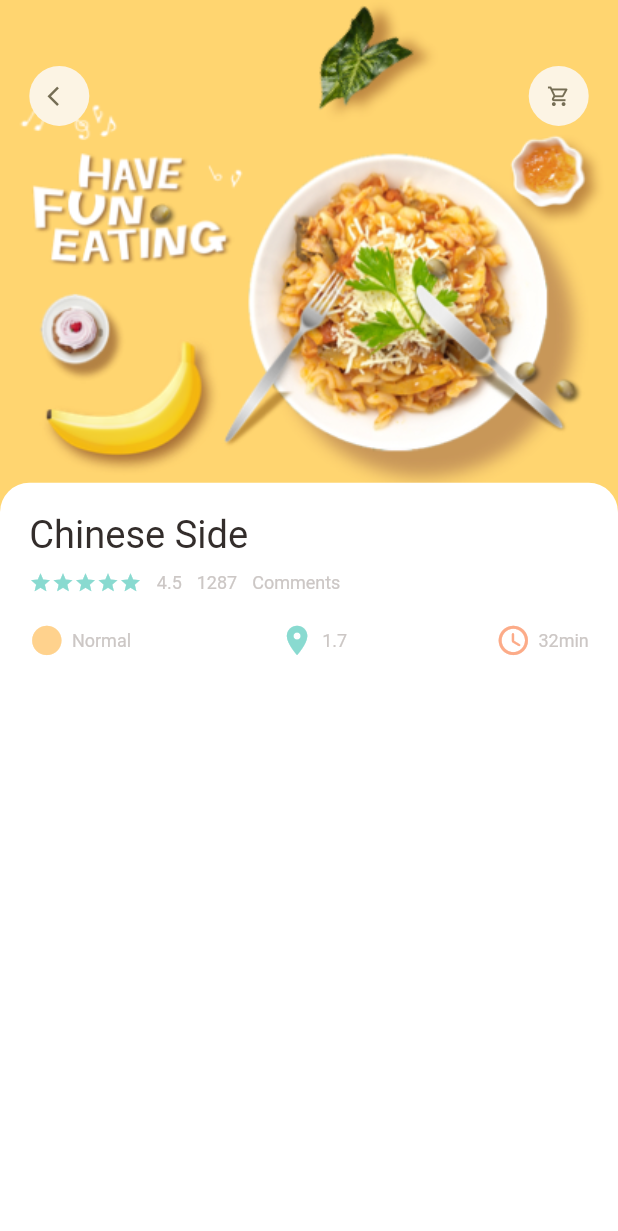
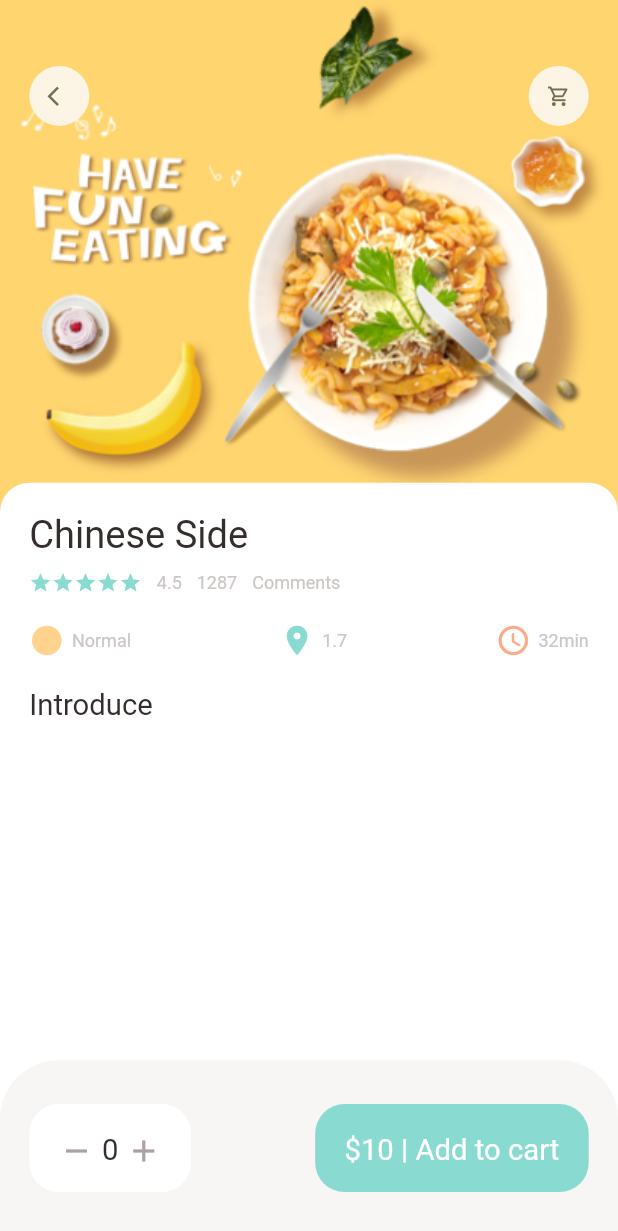
Before and after one commit to lazharkarem/food_delivery, a Flutter app: the screen it shows after launch, on a phone screen of 412 x 824 dp. Shown: the top 1231 px of the screen. Run offline on Flutter 3.47's test engine with Material 2 defaults, Android fonts, the phone set to English and light mode, and no system bars; our stand-ins replace dots_indicator, get.

Commit message:
FoodDetail BottonBar

```diff
--- a/lib/pages/food/popular_food_detail.dart
+++ b/lib/pages/food/popular_food_detail.dart
@@ -17,6 +17,7 @@ class PopularFoodDetail extends StatelessWidget {
   @override
   Widget build(BuildContext context) {
     return Scaffold(
+      backgroundColor: Colors.white,
       body: Stack(
         children: [
           Positioned(
@@ -57,9 +58,80 @@ class PopularFoodDetail extends StatelessWidget {
                       topLeft: Radius.circular(Dimensions.radius20),
                     ),
                     color: Colors.white),
-                child: AppColumn(text: "Chinese Side"),
+                child: Column(
+                  crossAxisAlignment: CrossAxisAlignment.start,
+                  children: [
+                    AppColumn(text: "Chinese Side"),
+                    SizedBox(
+                      height: Dimensions.height20,
+                    ),
+                    BigText(text: "Introduce")
+                  ],
+                ),
               ))
         ],
+      ),
+      bottomNavigationBar: Container(
+        height: Dimensions.bottonHeightBar,
+        padding: EdgeInsets.only(
+            top: Dimensions.height30,
+            bottom: Dimensions.height30,
+            left: Dimensions.width20,
+            right: Dimensions.width20),
+        decoration: BoxDecoration(
+            color: AppColors.buttonBackgroundColor,
+            borderRadius: BorderRadius.only(
+              topLeft: Radius.circular(Dimensions.radius20 * 2),
+              topRight: Radius.circular(Dimensions.radius20 * 2),
+            )),
+        child: Row(
+          mainAxisAlignment: MainAxisAlignment.spaceBetween,
+          children: [
+            Container(
+              padding: EdgeInsets.only(
+                  top: Dimensions.height20,
+                  bottom: Dimensions.height20,
+                  left: Dimensions.width20,
+                  right: Dimensions.width20),
+              decoration: BoxDecoration(
+                  borderRadius: BorderRadius.circular(Dimensions.radius20),
+                  color: Colors.white),
+              child: Row(
+                children: [
+                  Icon(
+                    Icons.remove,
+                    color: AppColors.signColor,
+                  ),
+                  SizedBox(
+                    width: Dimensions.width10 / 2,
+                  ),
+                  BigText(text: "0"),
+                  SizedBox(
+                    width: Dimensions.width10 / 2,
+                  ),
+                  Icon(
+                    Icons.add,
+                    color: AppColors.signColor,
+                  )
+                ],
+              ),
+            ),
+            Container(
+              padding: EdgeInsets.only(
+                  top: Dimensions.height20,
+                  bottom: Dimensions.height20,
+                  left: Dimensions.width20,
+                  right: Dimensions.width20),
+              child: BigText(
+                text: "\$10 | Add to cart",
+                color: Colors.white,
+              ),
+              decoration: BoxDecoration(
+                  borderRadius: BorderRadius.circular(Dimensions.radius20),
+                  color: AppColors.mainColor),
+            )
+          ],
+        ),
       ),
     );
   }
--- a/lib/utils/dimensions.dart
+++ b/lib/utils/dimensions.dart
@@ -38,4 +38,7 @@ class Dimensions {
 
   //popular food
   static double popularFoodImgSize = screenHeight / 2.41;
+
+  //botton height
+  static double bottonHeightBar = screenHeight / 7.03;
 }
```
